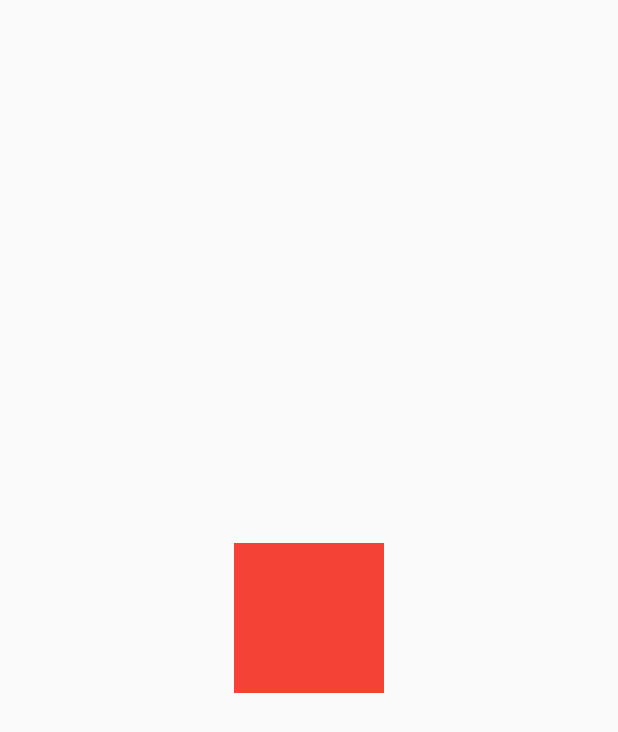
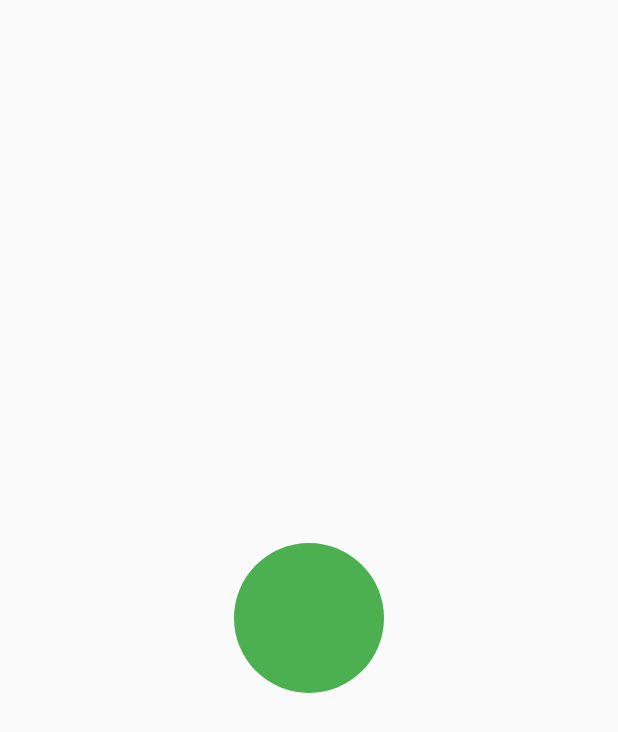
Before and after one commit to teddyjune/tilt_sensor_app, a Flutter app: the screen it shows after launch, on a phone screen of 412 x 824 dp. Shown: the top 732 px of the screen. Run offline on Flutter 3.47's test engine with Material 2 defaults, Android fonts, the phone set to English and light mode, and no system bars.

Commit message:
feat: BoxDecoration으로 shape 잡기

```diff
--- a/lib/sensor_app.dart
+++ b/lib/sensor_app.dart
@@ -30,7 +30,10 @@ class _SensorAppState extends State<SensorApp> {
             left: centerX,
             top: centerY,
             child: Container(
-              color: Colors.red,
+              decoration: const BoxDecoration(
+                color: Colors.green, //color는 여기에 설정해줘야 에러가 안난다.
+                shape: BoxShape.circle,
+              ),
               width: 100,
               height: 100,
             ),
```
